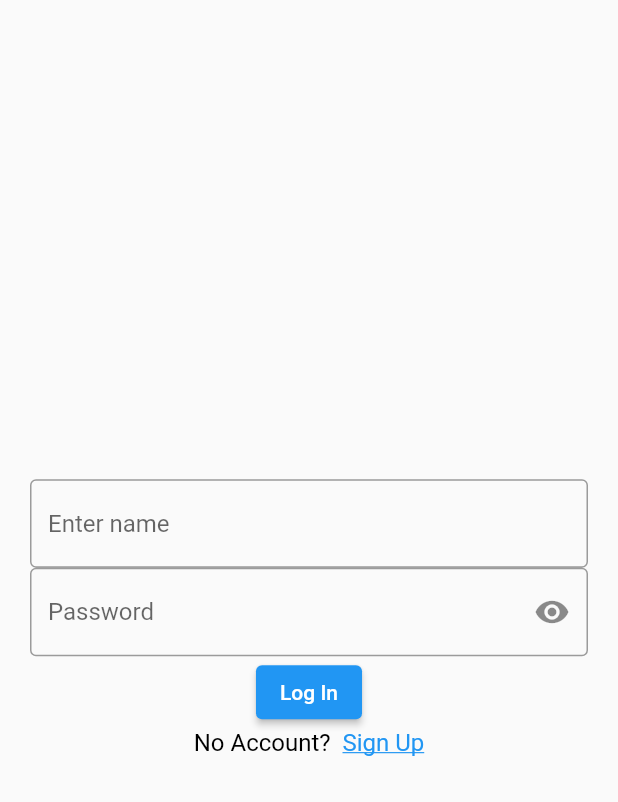
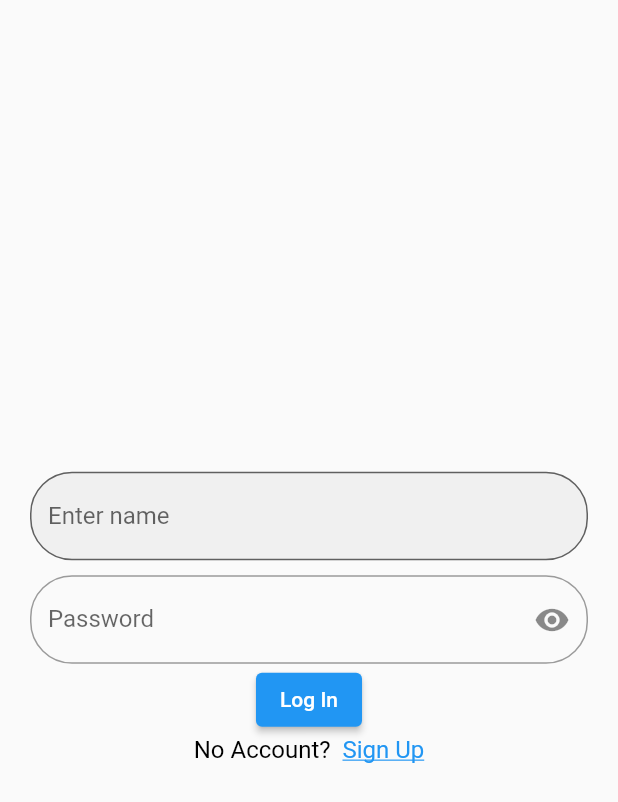
Before and after one commit to anurag548/flutter_application_2, a Flutter app: the screen it shows after launch, on a phone screen of 412 x 824 dp. Shown: the top 802 px of the screen. Run offline on Flutter 3.47's test engine with Material 2 defaults, Android fonts, the phone set to English and light mode, and no system bars; our stand-ins replace cloud_firestore, firebase_auth, firebase_core; accounts and stored records are empty.

Commit message:
Role Login

```diff
--- a/lib/login_widget.dart
+++ b/lib/login_widget.dart
@@ -6,7 +6,7 @@ import './registration_widget.dart';
 
 class LoginWidget extends StatefulWidget {
   const LoginWidget({Key? key}) : super(key: key);
-
+  @override
   _LoginWidgetState createState() => _LoginWidgetState();
 }
 
@@ -23,15 +23,23 @@ class _LoginWidgetState extends State<LoginWidget> {
           child: Column(mainAxisAlignment: MainAxisAlignment.center, children: [
             reuseIt(usernameText, false, "Enter name"),
 
+            const SizedBox(
+              height: 10.0,
+            ),
             //**Password Field */
-            TextField(
+            TextFormField(
               controller: passwordText,
               obscureText: _isHidden,
               enableSuggestions: false,
               autocorrect: false,
               decoration: InputDecoration(
+                  labelText: "Password",
+                  floatingLabelBehavior: FloatingLabelBehavior.auto,
                   hintText: "Password",
-                  border: const OutlineInputBorder(),
+                  border: OutlineInputBorder(
+                      borderRadius: BorderRadius.circular(28),
+                      borderSide:
+                          const BorderSide(width: 0, style: BorderStyle.solid)),
                   suffixIcon: IconButton(
                     icon: Icon(
                       _isHidden ? Icons.visibility : Icons.visibility_off,
@@ -46,7 +54,7 @@ class _LoginWidgetState extends State<LoginWidget> {
             ElevatedButton(child: const Text('Log In'), onPressed: logIn),
             RichText(
                 text: TextSpan(
-                    style: TextStyle(color: Colors.black, fontSize: 16),
+                    style: const TextStyle(color: Colors.black, fontSize: 16),
                     text: 'No Account?  ',
                     children: [
                   TextSpan(
--- a/lib/main.dart
+++ b/lib/main.dart
@@ -8,12 +8,14 @@ import 'package:firebase_core/firebase_core.dart';
 Future<void> main() async {
   WidgetsFlutterBinding.ensureInitialized();
   await Firebase.initializeApp();
-  runApp(const MyApp());
+  runApp(MyApp());
 }
 
 class MyApp extends StatelessWidget {
-  const MyApp({Key? key}) : super(key: key);
+  MyApp({Key? key}) : super(key: key);
 
+  String? sendemail;
+  User? user = FirebaseAuth.instance.currentUser;
   @override
   Widget build(BuildContext context) {
     return MaterialApp(
@@ -21,7 +23,10 @@ class MyApp extends StatelessWidget {
       home: StreamBuilder<User?>(
           stream: FirebaseAuth.instance.authStateChanges(),
           builder: (context, snapshot) {
-            if (snapshot.hasData) {
+            user = snapshot.data;
+
+            if (user != null) {
+              sendemail = user!.email;
               return HomeWidget();
             } else {
               return LoginWidget();
--- a/lib/reuse/reusable_assets.dart
+++ b/lib/reuse/reusable_assets.dart
@@ -10,6 +10,14 @@ TextField reuseIt(
     obscureText: isPass,
     enableSuggestions: !isPass,
     autocorrect: !isPass,
-    decoration: InputDecoration(hintText: name, border: OutlineInputBorder()),
+    decoration: InputDecoration(
+        labelText: name,
+        hintText: name,
+        filled: true,
+        floatingLabelBehavior: FloatingLabelBehavior.auto,
+        border: OutlineInputBorder(
+            borderRadius: BorderRadius.circular(28.0),
+            borderSide: const BorderSide(width: 0, style: BorderStyle.solid))),
+    style: const TextStyle(color: Colors.black38),
   );
 }
--- a/pubspec.yaml
+++ b/pubspec.yaml
@@ -36,6 +36,7 @@ dependencies:
   cupertino_icons: ^1.0.2
   firebase_auth: ^3.3.15
   firebase_core: ^1.15.0
+  cloud_firestore: ^3.1.14
 
 dev_dependencies:
   flutter_test:
```
Also changed, not shown: lib/home_widget.dart (+70 -10 lines), lib/registration_widget.dart (+60 -5 lines), lib/testPage.dart (added, +12 -0 lines), pubspec.lock, 2 other files.
